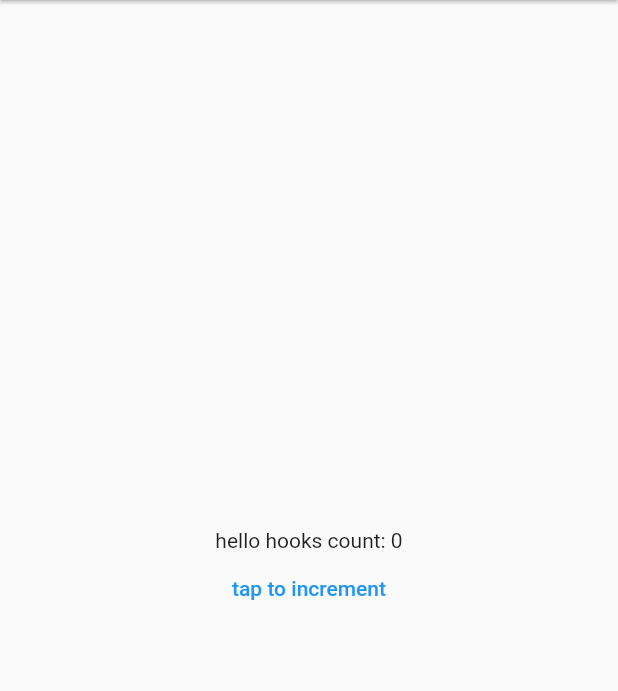
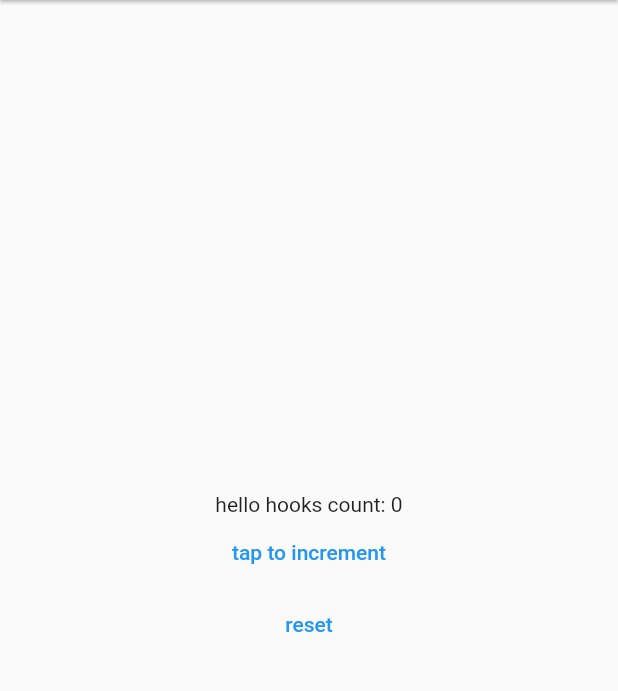
Before and after one commit to murakamiren/flutter_hooks_prac, a Flutter app: the screen it shows after launch, on a phone screen of 412 x 824 dp, the part 84-775 px from its top. Run offline on Flutter 3.47's test engine with Material 2 defaults, Android fonts, the phone set to English and light mode, and no system bars; our stand-ins replace flutter_hooks.

Commit message:
reset count

```diff
--- a/lib/view/home.dart
+++ b/lib/view/home.dart
@@ -7,6 +7,10 @@ class HomeView extends HookWidget {
     final count = useState(0);
     void countIncrement() {
       count.value++;
+    }
+
+    void resetCount() {
+      count.value = 0;
     }
 
     return Scaffold(
@@ -22,7 +26,14 @@ class HomeView extends HookWidget {
           Center(
             child: Text("hello hooks count: ${count.value.toString()}"),
           ),
-          TextButton(onPressed: countIncrement, child: Text("tap to increment"))
+          TextButton(
+            onPressed: countIncrement,
+            child: const Text("tap to increment"),
+          ),
+          TextButton(
+            onPressed: resetCount,
+            child: const Text("reset"),
+          ),
         ],
       ),
     );
```
